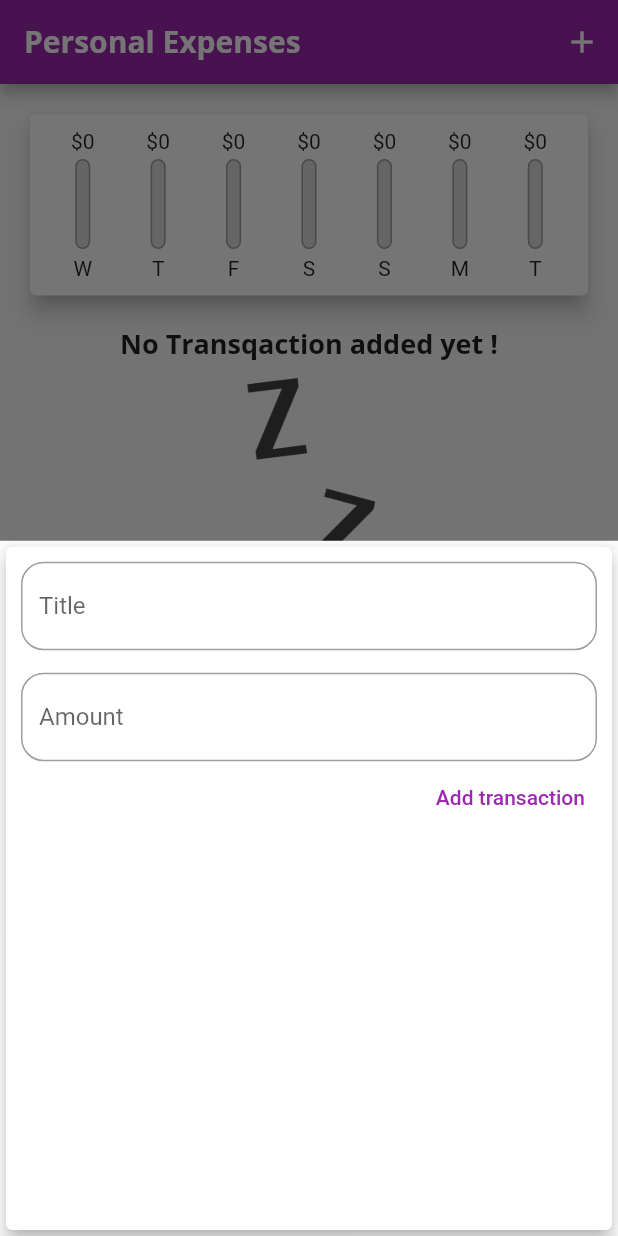
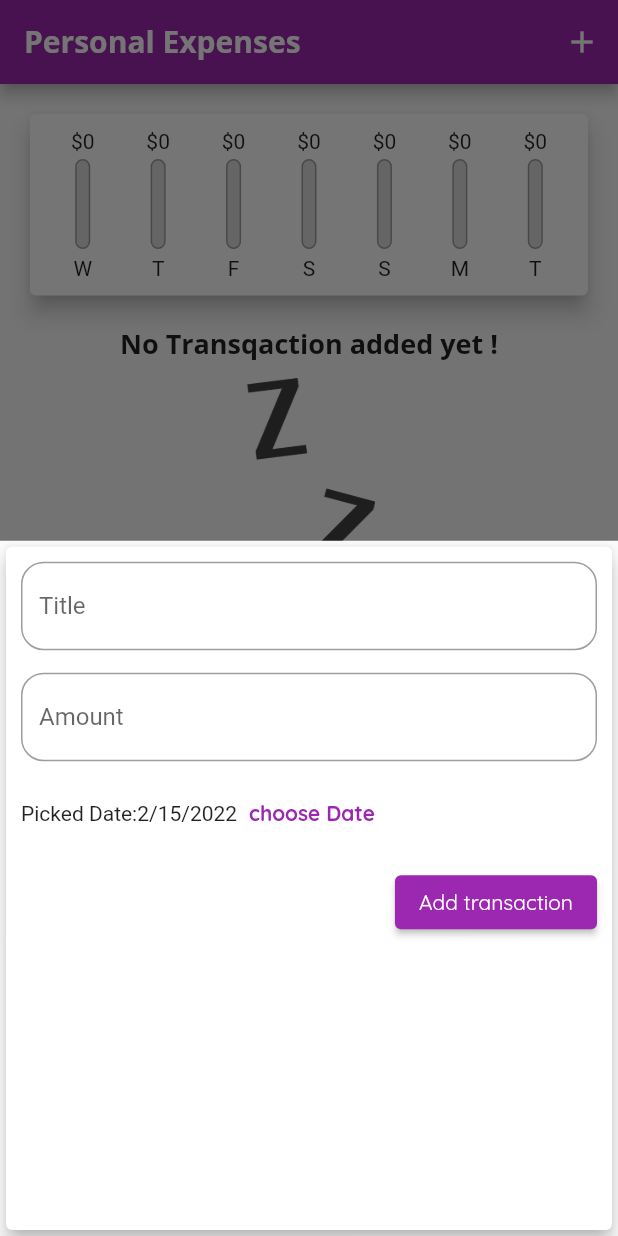
Before and after one commit to gauravkalge/expense-planner, a Flutter app: the screen it shows after launch, after a tap on the "add" icon, on a phone screen of 412 x 824 dp. Run offline on Flutter 3.47's test engine with Material 2 defaults, Android fonts, the phone set to English and light mode, and no system bars.

Commit message:
new updates

```diff
--- a/lib/main.dart
+++ b/lib/main.dart
@@ -25,7 +25,7 @@ class MyApp extends StatelessWidget {
           secondary: Colors.amber,
           onSecondary: Colors.white,
           secondaryVariant: Colors.amberAccent,
-          error: Colors.black,
+          error: Colors.red,
           onError: Colors.white,
           surface: Colors.white,
           onSurface: Colors.black,
@@ -36,7 +36,8 @@ class MyApp extends StatelessWidget {
             headline6: const TextStyle(
                 fontFamily: 'OpenSans',
                 fontSize: 18,
-                fontWeight: FontWeight.bold)),
+                fontWeight: FontWeight.bold),
+            button: const TextStyle(color: Colors.white)),
         appBarTheme: const AppBarTheme(
             titleTextStyle: TextStyle(
                 fontFamily: 'OpenSans',
@@ -85,12 +86,13 @@ class _MyHomePageState extends State<MyHomePage> {
     }).toList();
   }
 
-  void _addNewTransaction(String txTitle, double txAmount) {
+  void _addNewTransaction(
+      String txTitle, double txAmount, DateTime chosenDate) {
     final newTx = Transaction(
       id: DateTime.now().toString(),
       title: txTitle,
       amount: txAmount,
-      date: DateTime.now(),
+      date: chosenDate,
     );
 
     setState(() {
@@ -108,6 +110,12 @@ class _MyHomePageState extends State<MyHomePage> {
             behavior: HitTestBehavior.opaque,
           );
         });
+  }
+
+  void _deleteTransaction(String id) {
+    setState(() {
+      _userTransaction.removeWhere((tx) => tx.id == id);
+    });
   }
 
   @override
@@ -130,7 +138,7 @@ class _MyHomePageState extends State<MyHomePage> {
           children: <Widget>[
             // ignore: sized_box_for_whitespace
             Chart(_recentTransactions),
-            TransactionList(_userTransaction),
+            TransactionList(_userTransaction,_deleteTransaction),
           ],
         ),
       ),
--- a/lib/widgets/chart_bar.dart
+++ b/lib/widgets/chart_bar.dart
@@ -4,7 +4,7 @@ class ChartBar extends StatelessWidget {
   final String label;
   final double spendingAmount;
   final double spendingPctOfTotal;
-  const ChartBar(this.label, this.spendingAmount, this.spendingPctOfTotal);
+  ChartBar(this.label, this.spendingAmount, this.spendingPctOfTotal);
 
   @override
   Widget build(BuildContext context) {
--- a/lib/widgets/new_transaction.dart
+++ b/lib/widgets/new_transaction.dart
@@ -1,4 +1,5 @@
 import 'package:flutter/material.dart';
+import 'package:intl/intl.dart';
 
 class NewTransaction extends StatefulWidget {
   final Function addTx;
@@ -10,25 +11,43 @@ class NewTransaction extends StatefulWidget {
 }
 
 class _NewTransactionState extends State<NewTransaction> {
-  final TextEditingController titleController = TextEditingController();
-
-  final TextEditingController amountController = TextEditingController();
-
-  void submitData() {
-    final enteredTitle = titleController.text;
-    final enteredAmount = double.parse(amountController.text);
-
-    if (enteredTitle.isEmpty || enteredAmount <= 0) {
+  final TextEditingController _titleController = TextEditingController();
+  final TextEditingController _amountController = TextEditingController();
+  DateTime _selectedDate = DateTime.now();
+  void _submitData() {
+     if (_amountController.text.isEmpty) {
       return;
     }
+    final enteredTitle = _titleController.text;
+    final enteredAmount = double.parse(_amountController.text);
 
+    if (enteredTitle.isEmpty || enteredAmount <= 0 || _selectedDate == null) {
+      return;
+    }
     widget.addTx(
-      titleController.text,
-      double.parse(amountController.text),
+      enteredTitle,
+      enteredAmount,
+      _selectedDate,
     );
     Navigator.of(context).pop();
-    print(titleController.text);
-    print(amountController.text);
+    print(_titleController.text);
+    print(_amountController.text);
+  }
+
+  void _presentDarePicker() {
+    showDatePicker(
+      context: context,
+      initialDate: DateTime.now(),
+      firstDate: DateTime(2022),
+      lastDate: DateTime(2030),
+    ).then((pickedDate) {
+      if (pickedDate == null) {
+        return;
+      }
+      setState(() {
+        _selectedDate = pickedDate;
+      });
+    });
   }
 
   @override
@@ -50,8 +69,8 @@ class _NewTransactionState extends State<NewTransaction> {
                   focusedBorder: OutlineInputBorder(
                     borderSide: BorderSide(color: Colors.blue, width: 2.0),
                   )),
-              controller: titleController,
-              onSubmitted: (_) => submitData,
+              controller: _titleController,
+              onSubmitted: (_) => _submitData,
             ),
             const SizedBox(
               height: 15,
@@ -66,16 +85,35 @@ class _NewTransactionState extends State<NewTransaction> {
                   focusedBorder: OutlineInputBorder(
                     borderSide: BorderSide(color: Colors.blue, width: 2.0),
                   )),
-              controller: amountController,
+              controller: _amountController,
               keyboardType: TextInputType.number,
-              onSubmitted: (_) => submitData,
+              onSubmitted: (_) => _submitData,
             ),
-            TextButton(
-              child: const Text(
+            SizedBox(
+              height: 70,
+              child: Row(
+                children: [
+                  Text(_selectedDate == null
+                      ? 'no Date'
+                      : 'Picked Date:${DateFormat.yMd().format(_selectedDate)}'),
+                  TextButton(
+                    child: Text(
+                      'choose Date',
+                      style: TextStyle(
+                          color: Theme.of(context).primaryColor,
+                          fontWeight: FontWeight.bold),
+                    ),
+                    onPressed: _presentDarePicker,
+                  )
+                ],
+              ),
+            ),
+            ElevatedButton(
+              child: Text(
                 'Add transaction',
-                style: TextStyle(color: Colors.purple),
+                style: Theme.of(context).textTheme.button,
               ),
-              onPressed: submitData,
+              onPressed: _submitData,
             )
           ],
         ),
--- a/lib/widgets/transaction_list.dart
+++ b/lib/widgets/transaction_list.dart
@@ -4,12 +4,13 @@ import 'package:intl/intl.dart';
 
 class TransactionList extends StatelessWidget {
   final List<Transaction> transactions;
-  TransactionList(this.transactions);
+  final Function deleteTx;
+  TransactionList(this.transactions, this.deleteTx);
 
   @override
   Widget build(BuildContext context) {
     return Container(
-      height: 300,
+      height: 450,
       child: transactions.isEmpty
           ? Column(
               children: [
@@ -51,6 +52,12 @@ class TransactionList extends StatelessWidget {
                     ),
                     subtitle: Text(
                         DateFormat.yMMMEd().format(transactions[index].date)),
+                    trailing: IconButton(
+                        onPressed: () => deleteTx(transactions[index].id),
+                        icon: Icon(
+                          Icons.delete_rounded,
+                          color: Theme.of(context).colorScheme.error,
+                        )),
                   ),
                 );
               },
```
